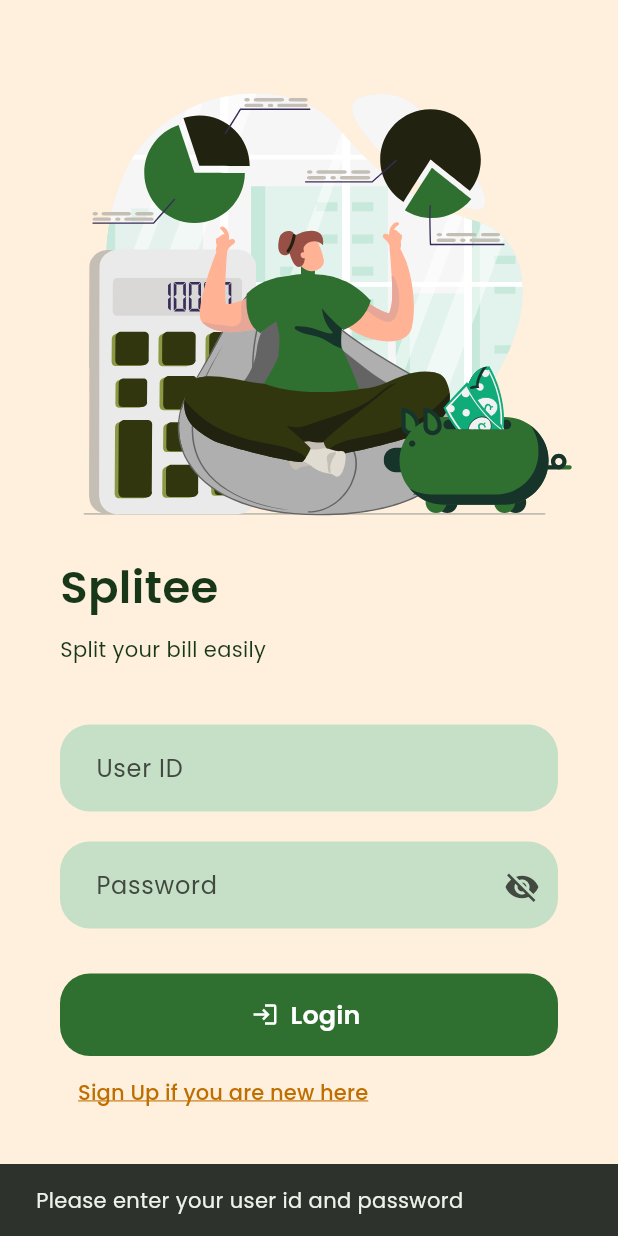
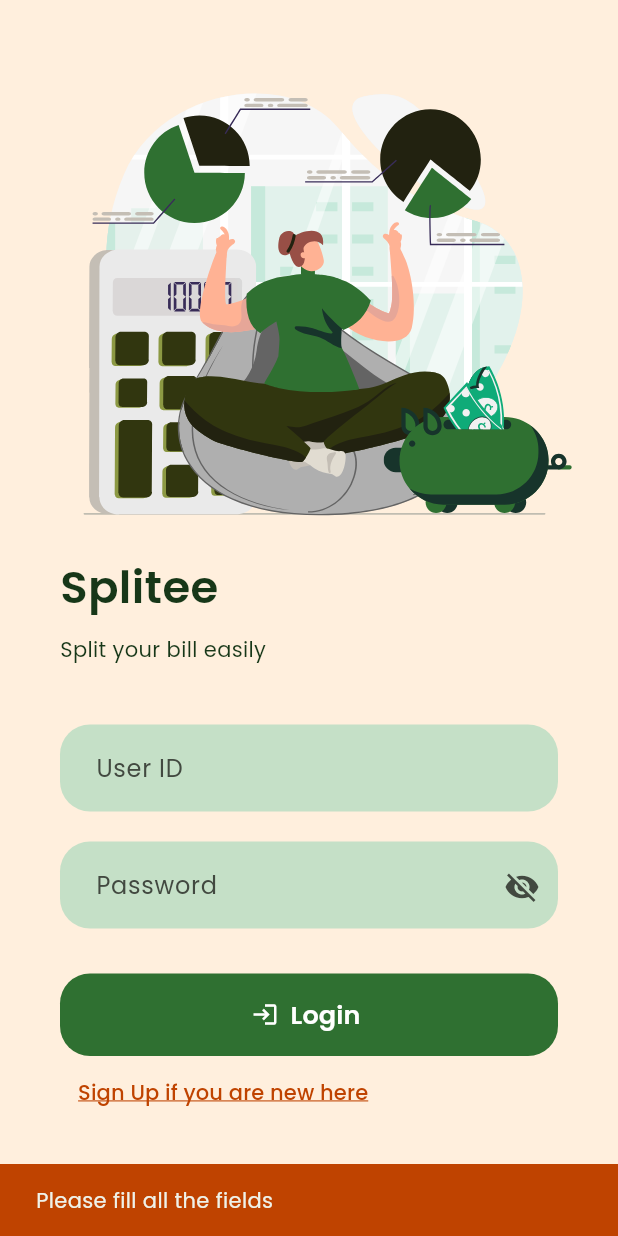
Before and after one commit to RohitEdathil/Splitee, a Flutter app: the screen it shows after launch, after a tap on "Login", on a phone screen of 412 x 824 dp. Run offline on Flutter 3.47's test engine with Material 2 defaults, Android fonts, the phone set to English and light mode, and no system bars; drawn by our look-alikes of lottie; our stand-ins replace flutter_spinkit, google_fonts, shared_preferences.

Commit message:
Auth validation ready

```diff
--- a/sp_frontend/lib/auth/login_screen.dart
+++ b/sp_frontend/lib/auth/login_screen.dart
@@ -3,6 +3,8 @@ import 'package:sp_frontend/components/custom_input.dart';
 import 'package:sp_frontend/components/medium_button.dart';
 import 'package:sp_frontend/theme/colors.dart';
 import 'package:lottie/lottie.dart';
+
+final emailRegex = RegExp(r"^[\w-\.]+@([\w-]+\.)+[\w-]{2,4}$");
 
 class LoginScreen extends StatefulWidget {
   const LoginScreen({Key? key}) : super(key: key);
@@ -23,18 +25,35 @@ class _LoginScreenState extends State<LoginScreen> {
     ScaffoldMessenger.of(context).showSnackBar(
       SnackBar(
         content: Text(message),
+        backgroundColor: Palette.beta,
         duration: const Duration(seconds: 2),
       ),
     );
   }
 
   void _callback(BuildContext context) async {
-    String email = _userIdCtrlr.text.trim();
-    String pin = _passwordCtrlr.text;
+    String userId = _userIdCtrlr.text.trim();
+    String password = _passwordCtrlr.text;
+    String name = _nameCtrlr.text.trim();
+    String email = _emailCtrlr.text.trim();
 
-    if (email.isEmpty || pin.isEmpty) {
-      _errorPopup("Please enter your user id and password", context);
-      return;
+    if (loginMode) {
+      if (userId.isEmpty || password.isEmpty) {
+        _errorPopup("Please fill all the fields", context);
+        return;
+      }
+      // TODO: Login
+    } else {
+      if (userId.isEmpty || password.isEmpty || name.isEmpty || email.isEmpty) {
+        _errorPopup("Please fill all the fields", context);
+        return;
+      }
+
+      if (!emailRegex.hasMatch(email)) {
+        _errorPopup("Please enter a valid email address", context);
+        return;
+      }
+      // TODO: Sign Up
     }
   }
 
--- a/sp_frontend/lib/theme/colors.dart
+++ b/sp_frontend/lib/theme/colors.dart
@@ -5,7 +5,7 @@ class Palette {
   static const alphaDark = Color.fromARGB(255, 23, 55, 24);
   static const alphaLight = Color.fromARGB(255, 197, 224, 199);
 
-  static const beta = Color.fromARGB(255, 191, 111, 0);
+  static const beta = Color.fromARGB(255, 191, 67, 0);
   static const betaDark = Color.fromARGB(255, 76, 38, 0);
   static const betaLight = Color.fromARGB(255, 255, 239, 221);
 }
```
